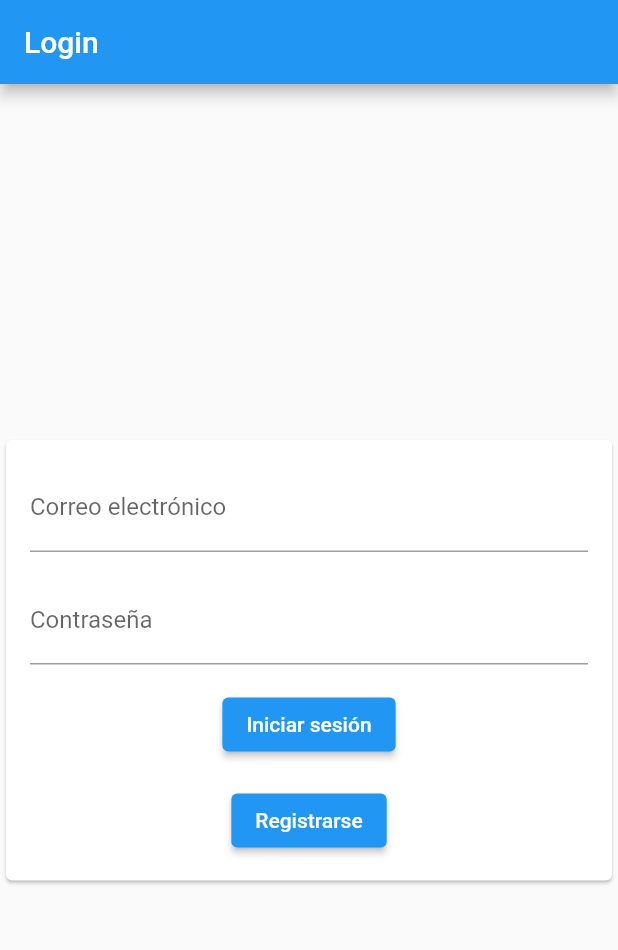
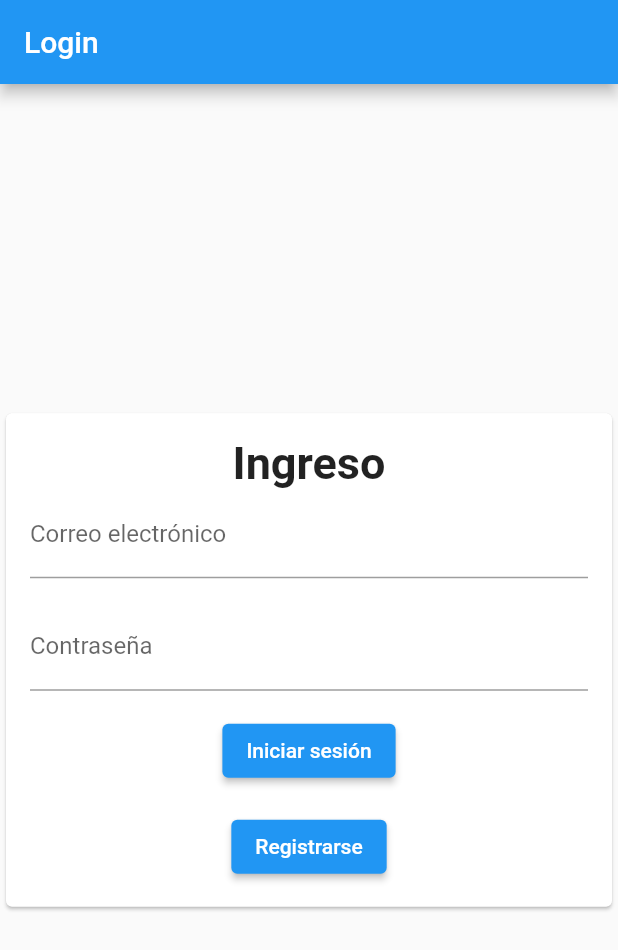
Before and after one commit to juliandrojas/app_biblioteca_firebase_v2, a Flutter app: the screen it shows after launch, on a phone screen of 412 x 824 dp. Shown: the top 950 px of the screen. Run offline on Flutter 3.47's test engine with Material 2 defaults, Android fonts, the phone set to English and light mode, and no system bars; our stand-ins replace cloud_firestore, firebase_core; accounts and stored records are empty.

Commit message:
Añadir titulo a login

```diff
--- a/lib/pages/login.dart
+++ b/lib/pages/login.dart
@@ -19,6 +19,13 @@ class _LoginState extends State<Login> {
           child: Padding(
             padding: const EdgeInsets.all(16.0),
             child: Column(mainAxisSize: MainAxisSize.min, children: [
+              const Text(
+                "Ingreso",
+                style: TextStyle(
+                  fontSize: 30,
+                  fontWeight: FontWeight.bold,
+                ),
+              ),
               TextFormField(
                 decoration: const InputDecoration(
                   labelText: 'Correo electrónico',
```
